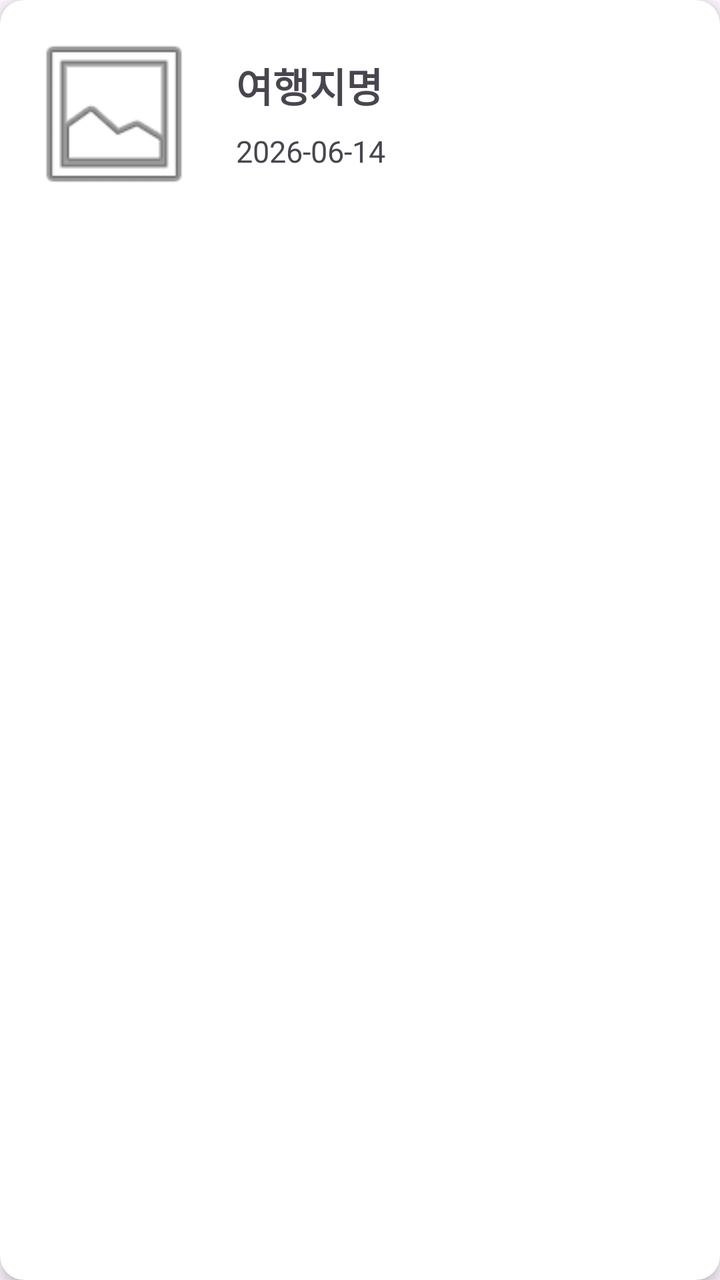
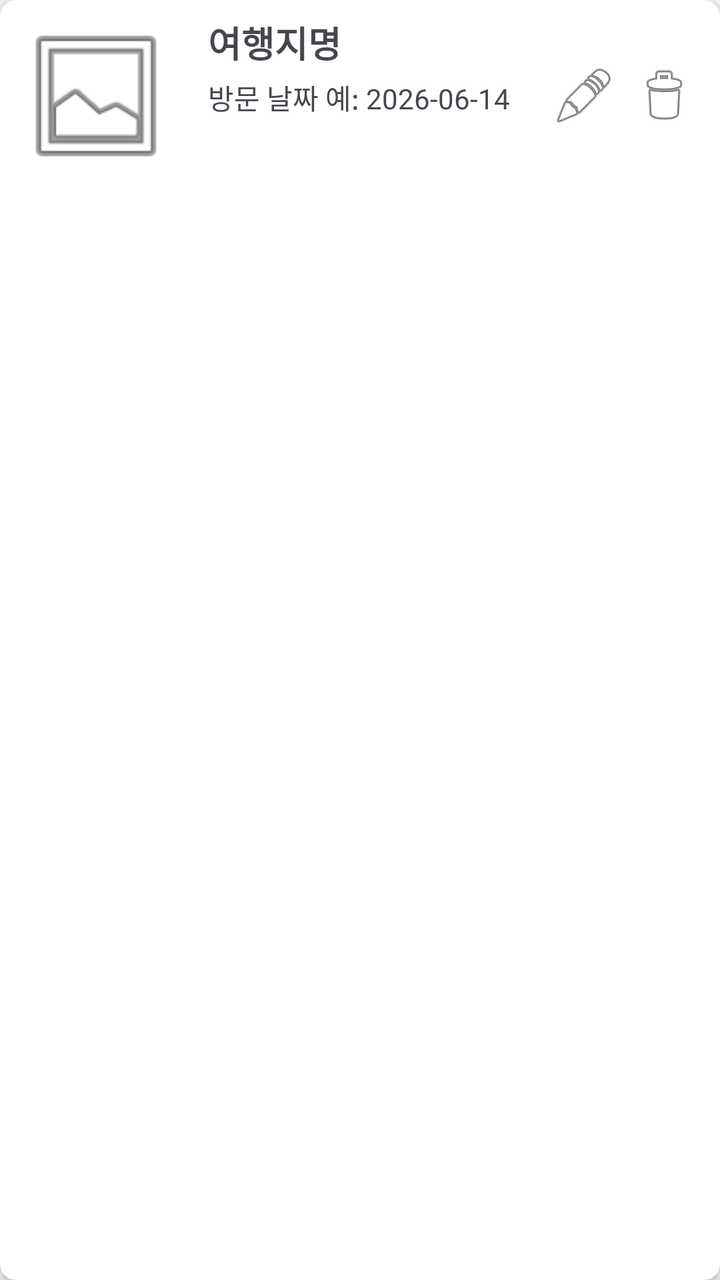

An Android layout rendered at two revisions. The XML below is the earlier revision; the diff shows what the commit changed to produce the second picture.
<!-- AndroidManifest.xml: application theme Theme.TravelRecord -->
<!-- res/layout/item_travel.xml -->
<?xml version="1.0" encoding="utf-8"?>
<androidx.cardview.widget.CardView
    xmlns:android="http://schemas.android.com/apk/res/android"
    xmlns:app="http://schemas.android.com/apk/res-auto"
    android:layout_width="match_parent"
    android:layout_height="wrap_content"
    android:layout_marginBottom="12dp"
    app:cardCornerRadius="12dp"
    app:cardElevation="4dp">

    <LinearLayout
        android:layout_width="match_parent"
        android:layout_height="wrap_content"
        android:orientation="horizontal"
        android:padding="12dp">

        <ImageView
            android:id="@+id/imageThumbnail"
            android:layout_width="90dp"
            android:layout_height="90dp"
            android:contentDescription="여행 대표 사진"
            android:scaleType="centerCrop"
            android:src="@android:drawable/ic_menu_gallery" />

        <LinearLayout
            android:layout_width="0dp"
            android:layout_height="match_parent"
            android:layout_weight="1"
            android:orientation="vertical"
            android:gravity="center_vertical"
            android:paddingStart="16dp">

            <TextView
                android:id="@+id/textPlace"
                android:layout_width="wrap_content"
                android:layout_height="wrap_content"
                android:text="여행지명"
                android:textSize="20sp"
                android:textStyle="bold" />

            <TextView
                android:id="@+id/textVisitDate"
                android:layout_width="wrap_content"
                android:layout_height="wrap_content"
                android:layout_marginTop="8dp"
                android:text="2026-06-14"
                android:textSize="15sp" />

        </LinearLayout>

    </LinearLayout>

</androidx.cardview.widget.CardView>
<!-- resources referenced by this layout -->
<resources>
  <style name="Theme.TravelRecord" parent="Base.Theme.TravelRecord" />
  <style name="Base.Theme.TravelRecord" parent="Theme.Material3.DayNight.NoActionBar">
          
          
      </style>
</resources>

<!-- the commit's change to res/layout/item_travel.xml (unified diff, before → after) -->
@@ -1,50 +1,73 @@
 <?xml version="1.0" encoding="utf-8"?>
-<androidx.cardview.widget.CardView
-    xmlns:android="http://schemas.android.com/apk/res/android"
+<androidx.cardview.widget.CardView xmlns:android="http://schemas.android.com/apk/res/android"
     xmlns:app="http://schemas.android.com/apk/res-auto"
     android:layout_width="match_parent"
     android:layout_height="wrap_content"
-    android:layout_marginBottom="12dp"
-    app:cardCornerRadius="12dp"
+    android:layout_margin="8dp"
+    app:cardCornerRadius="8dp"
     app:cardElevation="4dp">
 
     <LinearLayout
         android:layout_width="match_parent"
         android:layout_height="wrap_content"
         android:orientation="horizontal"
-        android:padding="12dp">
+        android:padding="8dp">
 
         <ImageView
-            android:id="@+id/imageThumbnail"
-            android:layout_width="90dp"
-            android:layout_height="90dp"
-            android:contentDescription="여행 대표 사진"
+            android:id="@+id/imageTravel"
+            android:layout_width="80dp"
+            android:layout_height="80dp"
             android:scaleType="centerCrop"
-            android:src="@android:drawable/ic_menu_gallery" />
+            android:src="@android:drawable/ic_menu_gallery"
+            android:contentDescription="@string/content_desc_photo" />
 
         <LinearLayout
             android:layout_width="0dp"
-            android:layout_height="match_parent"
+            android:layout_height="wrap_content"
             android:layout_weight="1"
             android:orientation="vertical"
-            android:gravity="center_vertical"
-            android:paddingStart="16dp">
+            android:paddingStart="16dp"
+            android:paddingEnd="16dp">
 
             <TextView
                 android:id="@+id/textPlace"
                 android:layout_width="wrap_content"
                 android:layout_height="wrap_content"
-                android:text="여행지명"
-                android:textSize="20sp"
+                android:text="@string/hint_place"
+                android:textSize="18sp"
                 android:textStyle="bold" />
 
             <TextView
-                android:id="@+id/textVisitDate"
+                android:id="@+id/textDate"
                 android:layout_width="wrap_content"
                 android:layout_height="wrap_content"
-                android:layout_marginTop="8dp"
-                android:text="2026-06-14"
-                android:textSize="15sp" />
+                android:layout_marginTop="4dp"
+                android:text="@string/hint_date"
+                android:textSize="14sp" />
+
+        </LinearLayout>
+
+        <LinearLayout
+            android:layout_width="wrap_content"
+            android:layout_height="match_parent"
+            android:gravity="center"
+            android:orientation="horizontal">
+
+            <ImageButton
+                android:id="@+id/buttonEdit"
+                android:layout_width="40dp"
+                android:layout_height="40dp"
+                android:background="?attr/selectableItemBackgroundBorderless"
+                android:src="@android:drawable/ic_menu_edit"
+                android:contentDescription="@string/btn_edit" />
+
+            <ImageButton
+                android:id="@+id/buttonDelete"
+                android:layout_width="40dp"
+                android:layout_height="40dp"
+                android:background="?attr/selectableItemBackgroundBorderless"
+                android:src="@android:drawable/ic_menu_delete"
+                android:contentDescription="@string/btn_delete" />
 
         </LinearLayout>
 
<!-- resource entries referenced after the edit -->
@@ -1,5 +1,10 @@
 <!-- resources referenced by this layout -->
 <resources>
+  <string name="btn_delete">삭제</string>
+  <string name="btn_edit">수정</string>
+  <string name="content_desc_photo">여행 사진</string>
+  <string name="hint_date">방문 날짜 예: 2026-06-14</string>
+  <string name="hint_place">여행지명</string>
   <style name="Theme.TravelRecord" parent="Base.Theme.TravelRecord" />
   <style name="Base.Theme.TravelRecord" parent="Theme.Material3.DayNight.NoActionBar">
           
